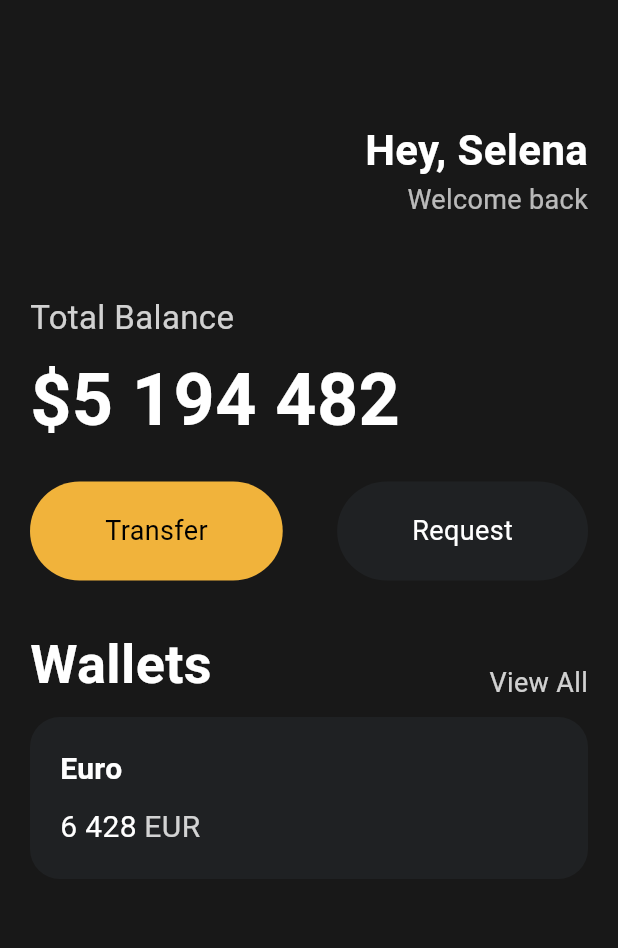
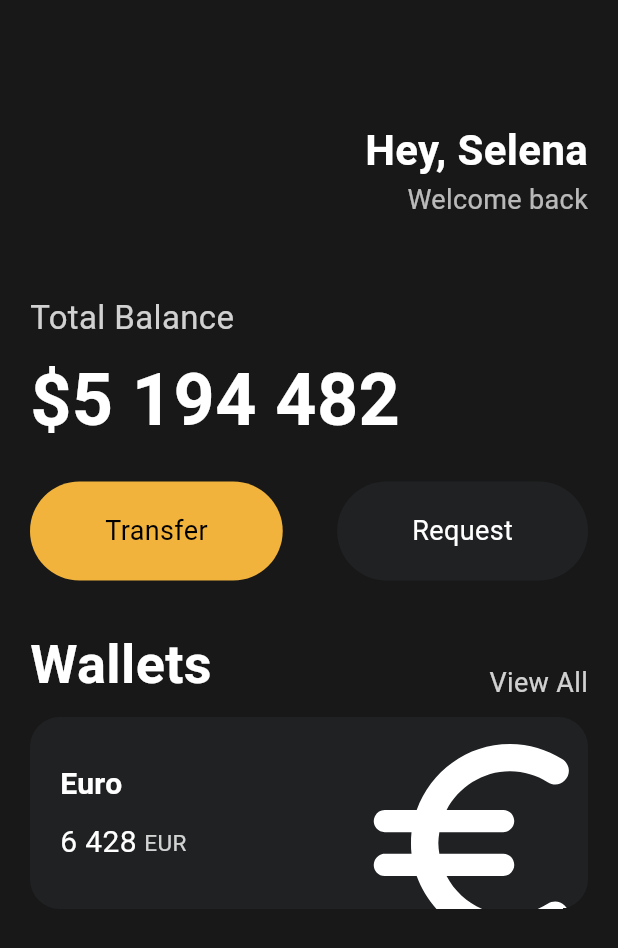
Before and after one commit to duckbill413/dart_flutter, a Flutter app: the screen it shows after launch, on a phone screen of 412 x 824 dp. Shown: the top 948 px of the screen. Run offline on Flutter 3.47's test engine with Material 3 defaults, Android fonts, the phone set to English and light mode, and no system bars.

Commit message:
flutter 3.9 UI Challenge 완료

```diff
--- a/toonflix/lib/main.dart
+++ b/toonflix/lib/main.dart
@@ -106,6 +106,7 @@ class App extends StatelessWidget {
                 height: 10,
               ),
               Container(
+                  clipBehavior: Clip.hardEdge,
                   decoration: BoxDecoration(
                     color: const Color(0xFF1F2123),
                     borderRadius: BorderRadius.circular(20),
@@ -113,6 +114,7 @@ class App extends StatelessWidget {
                   child: Padding(
                     padding: const EdgeInsets.all(20),
                     child: Row(
+                      mainAxisAlignment: MainAxisAlignment.spaceBetween,
                       children: [
                         Column(
                           crossAxisAlignment: CrossAxisAlignment.start,
@@ -144,13 +146,21 @@ class App extends StatelessWidget {
                                   'EUR',
                                   style: TextStyle(
                                     color: Colors.white.withOpacity(0.8),
-                                    fontSize: 20,
+                                    fontSize: 15,
                                   ),
                                 ),
                               ],
                             )
                           ],
                         ),
+                        Transform.scale(
+                          scale: 2.0,
+                          child: Transform.translate(
+                            offset: const Offset(-5, 10),
+                            child: const Icon(Icons.euro_rounded,
+                                color: Colors.white, size: 88),
+                          ),
+                        )
                       ],
                     ),
                   ))
```
